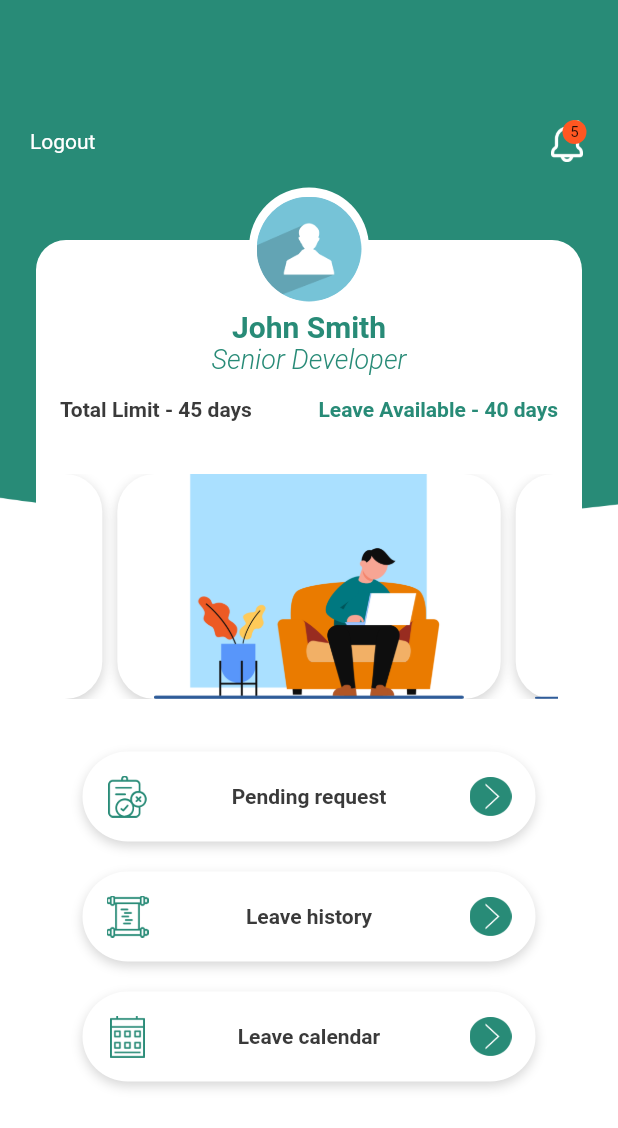
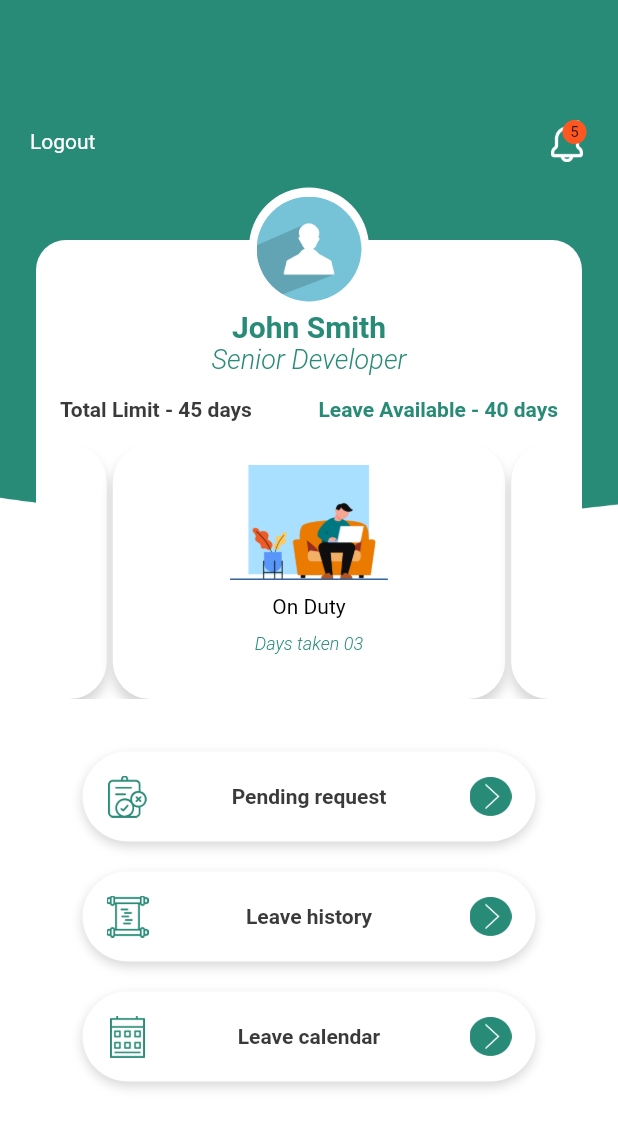
Before and after one commit to maruthu-anabond/leave_management, a Flutter app: the Home widget shown alone on an empty page, opened directly, on a phone screen of 412 x 824 dp. Shown: the top 1128 px of the screen. Run offline on Flutter 3.47's test engine with Material 2 defaults, Android fonts, the phone set to English and light mode, and no system bars; drawn by our look-alikes of carousel_slider; our stand-ins replace flutter_cache_manager, flutter_spinkit, flutter_svg, image_cropper, image_picker, shared_preferences; missing offline and left inert: adobe_xd, image_cropper_for_web, image_picker_for_web, shared_preferences_web; accounts and stored records are empty.

Commit message:
#3788 Leave application-Mobile app Home screen

```diff
--- a/lib/views/pages/home.dart
+++ b/lib/views/pages/home.dart
@@ -106,36 +106,67 @@ class _HomePageState extends State<Home> {
                                   ],
 
                                 ),
-                                SizedBox(height: 35),
+                                SizedBox(height: 15),
                                 CarouselSlider(
-                                  options: CarouselOptions(height: 150.0),
+                                  options: CarouselOptions(height: 170.0),
                                   items: [1, 2, 3, 4, 5].map((i) {
                                     return Builder(
                                       builder: (BuildContext context) {
                                         return Container(
                                           width: MediaQuery.of(context).size.width,
-                                          margin: EdgeInsets.symmetric(horizontal: 5.0),
+                                          margin: EdgeInsets.symmetric(horizontal: 2.0),
                                           decoration: BoxDecoration(
                                               borderRadius: BorderRadius.circular(25.0),
                                               boxShadow: [
                                                 BoxShadow(
                                                   color: const Color(0x29000000),
-                                                  offset: Offset(0, 3),
+                                                  offset: Offset(0, 6),
                                                   blurRadius: 6,
                                                 ),
                                               ],
                                               color: appStyle['primaryWhiteColor'] as Color
 
                                           ),
-                                          child:Image(
-                                            image: AssetImage(
-                                                i == 1? UIImageData.duty: i==2 ?UIImageData.permission: i==2?UIImageData.sickLeave:
-                                            i==3?UIImageData.casualLeave:i==4? UIImageData.earnedLeave:UIImageData.maternity),
-                                            width: 28.0,
-                                            height: 28.0,
-                                          ),
+                                          child: Column(
+                                            children: [
+                                            Container(
+                                              margin: EdgeInsets.fromLTRB(30.0, 10.0, 30.0, 5.0),
+                                              child:Image(
+                                              image: AssetImage(
+                                                  i == 1? UIImageData.duty: i==2 ?UIImageData.permission: i==2?UIImageData.sickLeave:
+                                              i==3?UIImageData.casualLeave:i==4? UIImageData.earnedLeave:UIImageData.maternity),
+                                              width: 105.0,
+                                              height:85.0,
+                                            ),
+                                            ),
+
+                                            Text(
+                                          i == 1? "On Duty": i==2 ?"Permission": i==2?"Sick Leave":
+                                        i==3?"Casual Leave":i==4? "Earned Leave":"Maternity Leave",
+                                            style: TextStyle(
+                                            fontFamily: 'Roboto',
+                                            fontWeight: FontWeight.w400,
+                                            color: Colors.black,
+                                            fontSize: 14,
+                                            ),
+                                            ),
+                                              SizedBox(height: 10),
+                                            Text(
+                                              i == 1? "Days taken 03": i==2 ?"Available - 01hr": i==2?"Available - 14 days":
+                                              i==3?"Available - 14 days":i==4? "Available - 14 days":"Available - 182 days",
+                                              style: TextStyle(
+                                                color: appStyle['mattGreen'] as Color,
+                                                fontStyle: FontStyle.italic,
+                                                fontWeight: FontWeight.w300,
+                                                fontSize: 12,
+                                              ),
+                                            ),
 
 
+
+
+                                          ],
+                                          ),
                                         );
                                       },
                                     );
```
